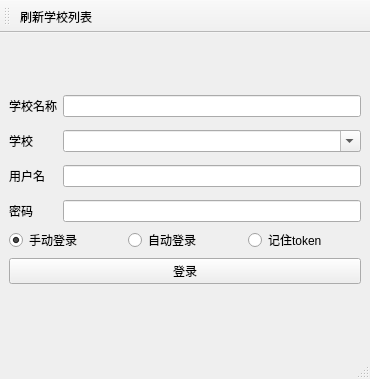
fengnightstarts/pu_client, file view/ui/login_view.ui: the form before one commit.
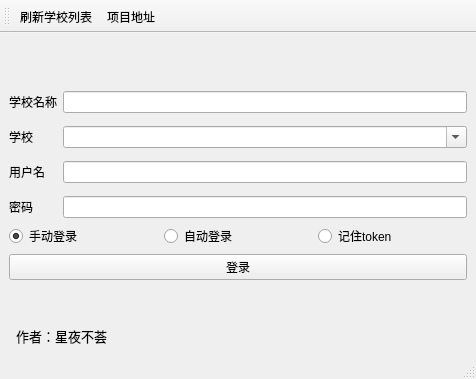
The form after the commit.

The edit to the form file:
```diff
--- a/view/ui/login_view.ui
+++ b/view/ui/login_view.ui
@@ -6,10 +6,16 @@
    <rect>
     <x>0</x>
     <y>0</y>
-    <width>370</width>
+    <width>476</width>
     <height>379</height>
    </rect>
   </property>
+  <property name="minimumSize">
+   <size>
+    <width>0</width>
+    <height>11</height>
+   </size>
+  </property>
   <property name="windowTitle">
    <string>MainWindow</string>
   </property>
@@ -137,6 +143,24 @@
       </property>
      </spacer>
     </item>
+    <item>
+     <widget class="QLabel" name="label_2">
+      <property name="minimumSize">
+       <size>
+        <width>0</width>
+        <height>25</height>
+       </size>
+      </property>
+      <property name="font">
+       <font>
+        <pointsize>10</pointsize>
+       </font>
+      </property>
+      <property name="text">
+       <string>  作者：星夜不荟</string>
+      </property>
+     </widget>
+    </item>
    </layout>
   </widget>
   <widget class="QStatusBar" name="statusbar"/>
@@ -151,6 +175,7 @@
     <bool>false</bool>
    </attribute>
    <addaction name="flush_school_lists_action"/>
+   <addaction name="project_action"/>
   </widget>
   <action name="flush_school_lists_action">
    <property name="text">
@@ -160,6 +185,17 @@
     <enum>QAction::MenuRole::NoRole</enum>
    </property>
   </action>
+  <action name="project_action">
+   <property name="text">
+    <string>项目地址</string>
+   </property>
+   <property name="toolTip">
+    <string>本项目完全免费，喜欢请到我的github给个免费的star吧</string>
+   </property>
+   <property name="menuRole">
+    <enum>QAction::MenuRole::NoRole</enum>
+   </property>
+  </action>
  </widget>
  <resources/>
  <connections/>
```
